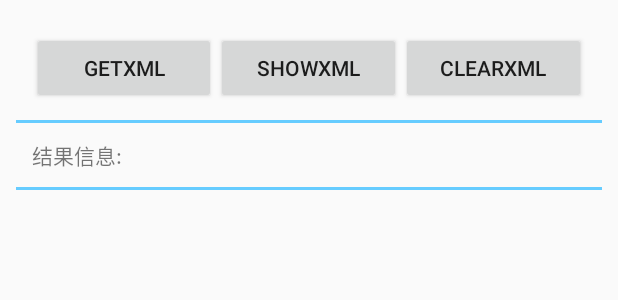
After one commit to yangshangwei/AndroidTourist, an Android app: the layout activity_xml.xml on its own in the app's theme, with its tools: preview values and no code run, on a phone screen of 412 x 824 dp. The commit adds this screen. Shown: the top 300 px of the screen. Run offline under Robolectric (Android 15) with nearby library versions, the phone set to English and light mode, and no system bars.

Commit message:
服务端生成xml +客户端获取xml部分

```diff
--- a/androidbase/src/main/AndroidManifest.xml
+++ b/androidbase/src/main/AndroidManifest.xml
@@ -24,6 +24,7 @@
         <activity android:name=".activity.LoadPicActivity_" />
         <activity android:name=".activity.LoginActivity_" />
         <activity android:name=".activity.JsonActivity_"/>
+        <activity android:name=".activity.XmlActivity_"/>
     </application>
 
 </manifest>
--- a/androidbase/src/main/java/com/turing/base/activity/HttpActivity.java
+++ b/androidbase/src/main/java/com/turing/base/activity/HttpActivity.java
@@ -85,6 +85,7 @@ public class HttpActivity extends Activity {
                 startActivity(new Intent(this,JsonActivity_.class));
                 break;
             case R.id.id_btn_XmlModule:
+                startActivity(new Intent(this,XmlActivity_.class));
                 break;
             case R.id.id_btn_multiThread:
                 break;
--- a/androidbase/src/main/java/com/turing/base/http/jsonHttp/HttpShowJson.java
+++ b/androidbase/src/main/java/com/turing/base/http/jsonHttp/HttpShowJson.java
@@ -93,6 +93,7 @@ public class HttpShowJson extends Thread {
             final List<Person> personList = json2bean(sb.toString());
             LogUtils.d("size:" + personList.size());
 
+
             // 遍历List 获取图片对应的url
 //            Iterator it = personList.iterator();
 //            while(it.hasNext()){
@@ -105,7 +106,7 @@ public class HttpShowJson extends Thread {
             handler.post(new Runnable() {
                 @Override
                 public void run() {
-
+                    LogUtils.d("******************************");
                     // 将布局文件转换为视图
                     View view = HttpShowJson.this.inflater.inflate(R.layout.activity_show_original_json, null);
 
--- /dev/null
+++ b/androidbase/src/main/res/layout/activity_xml.xml
@@ -0,0 +1,71 @@
+<?xml version="1.0" encoding="utf-8"?>
+<RelativeLayout xmlns:android="http://schemas.android.com/apk/res/android"
+    android:layout_width="match_parent"
+    android:layout_height="match_parent"
+    android:layout_margin="5dp"
+    android:padding="5dp">
+
+
+    <LinearLayout
+        android:id="@+id/id_layout_xmlHeader"
+        android:layout_width="match_parent"
+        android:layout_height="wrap_content"
+        android:layout_margin="5dp"
+        android:gravity="center"
+        android:orientation="horizontal"
+        android:padding="5dp">
+
+        <Button
+            android:id="@+id/id_btn_getXml"
+            android:layout_width="0dp"
+            android:layout_height="wrap_content"
+            android:layout_weight="1"
+
+            android:text="@string/getXml" />
+
+        <Button
+            android:id="@+id/id_btn_showXml"
+            android:layout_width="0dp"
+            android:layout_height="wrap_content"
+            android:layout_weight="1"
+            android:text="@string/showXml" />
+
+        <Button
+            android:id="@+id/id_btn_clearXml"
+            android:layout_width="0dp"
+            android:layout_height="wrap_content"
+            android:layout_weight="1"
+            android:text="@string/clearXml" />
+
+    </LinearLayout>
+
+    <View
+        android:id="@+id/id_view_v1"
+        android:layout_width="match_parent"
+        android:layout_height="2dp"
+        android:layout_below="@id/id_layout_xmlHeader"
+        android:background="#66CCFF" />
+
+    <TextView
+        android:id="@+id/id_tv_result"
+        android:layout_width="wrap_content"
+        android:layout_height="wrap_content"
+        android:layout_below="@id/id_view_v1"
+        android:layout_margin="5dp"
+        android:padding="5dp"
+        android:text="@string/result" />
+
+    <View
+        android:id="@+id/id_view_2"
+        android:layout_width="match_parent"
+        android:layout_height="2dp"
+        android:layout_below="@id/id_tv_result"
+        android:background="#66CCFF" />
+
+    <RelativeLayout
+        android:id="@+id/id_layout_body"
+        android:layout_width="match_parent"
+        android:layout_height="match_parent"
+        android:layout_below="@id/id_view_2" />
+
+</RelativeLayout>
--- a/androidbase/src/main/res/values/strings.xml
+++ b/androidbase/src/main/res/values/strings.xml
@@ -27,4 +27,7 @@
     <string name="showJson">ShowJson</string>
     <string name="clearJson">ClearJson</string>
     <string name="result">结果信息:</string>
+    <string name="getXml">GetXml</string>
+    <string name="showXml">ShowXml</string>
+    <string name="clearXml">ClearXml</string>
 </resources>
```
Also changed, not shown: androidbase/src/main/java/com/turing/base/activity/XmlActivity.java (added, +64 -0 lines), androidbase/src/main/java/com/turing/base/http/xmlHttp/HttpThreadGetXml.java (added, +97 -0 lines), androidbase/src/main/java/com/turing/base/http/xmlHttp/HttpThreadShowXml.java (added, +16 -0 lines), androidbase/src/main/res/layout/activity_get_original_xml.xml (added, +12 -0 lines).
